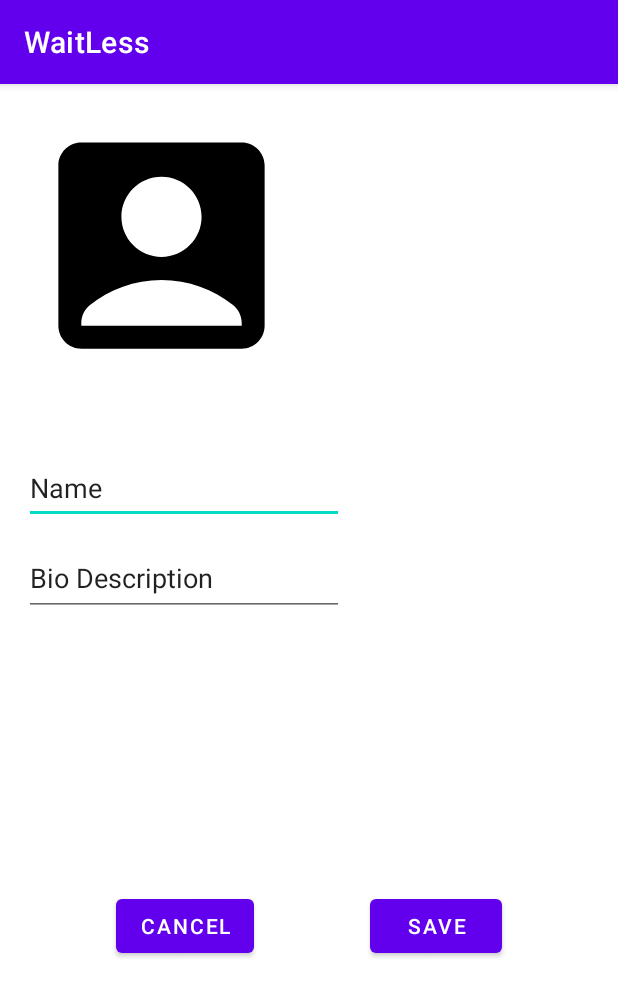
After one commit to shriyadh/WaitLess_MobileApp, an Android app: the EditProfile screen opened directly, with no data from a screen before it, on a phone screen of 412 x 824 dp. The commit adds this screen. Shown: the top 997 px of the screen. Run offline under Robolectric (Android 15) with nearby library versions, the phone set to English and light mode, and no system bars; our stand-ins replace Firebase (no records; nobody signed in at launch, a user with empty details on screens opened directly); pictures from the network do not load; 2 statements that could not run were skipped.

Commit message:
edit profile updates the database

```diff
--- a/app/src/main/java/edu/northeastern/myapplication/MainActivity.java
+++ b/app/src/main/java/edu/northeastern/myapplication/MainActivity.java
@@ -6,6 +6,7 @@ import android.content.Intent;
 import android.os.Bundle;
 import android.view.View;
 
+import edu.northeastern.myapplication.Profile.MainActivityProfile;
 import edu.northeastern.myapplication.discoverpage.Discover;
 
 public class MainActivity extends AppCompatActivity {
@@ -21,4 +22,9 @@ public class MainActivity extends AppCompatActivity {
         startActivity(intent);
     }
 
+    public void profile(View view) {
+        Intent intent = new Intent(this, MainActivityProfile.class);
+        startActivity(intent);
+    }
+
 }
--- /dev/null
+++ b/app/src/main/java/edu/northeastern/myapplication/Profile/EditProfile.java
@@ -0,0 +1,169 @@
+package edu.northeastern.myapplication.Profile;
+
+import androidx.annotation.NonNull;
+import androidx.appcompat.app.AppCompatActivity;
+import androidx.appcompat.content.res.AppCompatResources;
+
+import android.content.Intent;
+import android.os.Bundle;
+import android.util.Log;
+import android.view.View;
+import android.widget.Button;
+import android.widget.EditText;
+import android.widget.ImageButton;
+import android.widget.ImageView;
+import android.widget.TextView;
+import android.widget.Toast;
+
+import com.bumptech.glide.Glide;
+import com.bumptech.glide.load.resource.bitmap.CenterCrop;
+import com.bumptech.glide.load.resource.bitmap.RoundedCorners;
+import com.bumptech.glide.request.RequestOptions;
+import com.google.firebase.database.DataSnapshot;
+import com.google.firebase.database.DatabaseError;
+import com.google.firebase.database.DatabaseReference;
+import com.google.firebase.database.FirebaseDatabase;
+import com.google.firebase.database.ValueEventListener;
+import com.google.firebase.storage.FirebaseStorage;
+
+import java.util.Calendar;
+
+import edu.northeastern.myapplication.R;
+
+public class EditProfile extends AppCompatActivity {
+    private Profile currentProfile;
+    private ImageView profileIcon;
+    private Button saveButton, cancelButton;
+    private EditText editUserName, editBio;
+
+
+
+    @Override
+    protected void onCreate(Bundle savedInstanceState) {
+        super.onCreate(savedInstanceState);
+        setContentView(R.layout.activity_edit_profile);
+
+        editUserName = findViewById(R.id.editTextUserName);
+        editBio = findViewById(R.id.editTextBio);
+        saveButton = findViewById(R.id.save);
+        cancelButton = findViewById(R.id.cancel);
+        profileIcon = findViewById(R.id.editProfileIcon);
+        profileIcon.setImageDrawable(AppCompatResources.getDrawable(this, R.drawable.baseline_account_box_24));
+
+
+        loadProfile();
+//        System.out.println(currentProfile.getProfileId());
+    }
+
+    public void loadProfile() {
+        // TODO: change pid to unique profile id
+        String pid = "1";
+        new Thread(() -> {
+            DatabaseReference profileRef = FirebaseDatabase
+                    .getInstance()
+                    .getReference("profiles/" + pid); // TODO: Replace with user's profile id
+            profileRef.addValueEventListener(new ValueEventListener() {
+
+                @Override
+                public void onDataChange(@NonNull DataSnapshot snapshot) {
+                    currentProfile = snapshot.getValue(Profile.class);
+                    loadProfileImage();
+                    loadProfileTextData();
+                }
+
+                @Override
+                public void onCancelled(@NonNull DatabaseError error) {
+                    Log.w("Profile", "Failed to read value.", error.toException());
+                }
+            });
+        }).start();
+    }
+
+    public void loadProfileTextData() {
+        // Get text views
+//        TextView profileName = findViewById(R.id.textViewProfileName);
+//        TextView joinedYear = findViewById(R.id.textViewJoinedYear);
+//        TextView totalWeight = findViewById(R.id.textViewTotalWeight);
+//        TextView workoutCompleted = findViewById(R.id.textViewWorkoutCompleted);
+//        TextView profileBio = findViewById(R.id.textViewBioDesc);
+
+        // Set text
+        editUserName.setText(currentProfile.getProfileName());
+        editBio.setText(currentProfile.getProfileBio());
+    }
+
+    public void loadProfileImage() {
+        new Thread(() -> {
+            // Get profile icon from Firebase Storage and set it to the image view using Glide
+            FirebaseStorage
+                    .getInstance()
+                    .getReference("/profileIcons/")
+                    .child("TestImage.jpg")
+                    .getDownloadUrl()
+                    .addOnSuccessListener(uri -> Glide.with(this)
+                            .load(uri)
+                            .placeholder(R.drawable.baseline_account_box_24)
+                            .override(275, 275)
+                            .apply(new RequestOptions()
+                                    .transform(new CenterCrop(),
+                                            new RoundedCorners(50)))
+                            .into(profileIcon)).addOnFailureListener(e ->
+                            Log.w("Profile", "Failed to load profile image", e));
+        }).start();
+    }
+
+    public void saveUpdates(View view){
+        String newUsername = editUserName.getText().toString();
+        String newBio = editBio.getText().toString();
+
+        new Thread(()->{
+            // update profile info into database
+            FirebaseDatabase database = FirebaseDatabase.getInstance();
+            // TODO: change path to unique user id
+            DatabaseReference profileRef = database.getReference("profiles/1");
+            profileRef.child("profileName").setValue(newUsername);
+            profileRef.child("profileBio").setValue(newBio);
+        }).start();
+
+        Intent intent = new Intent(EditProfile.this, MainActivityProfile.class);
+        startActivity(intent);
+        finish();
+    }
+
+//    public void saveUpdate(View view){
+//        String newUsername = editUserName.getText().toString();
+//        String newBio = editBio.getText().toString();
+//        Toast.makeText(this, currentProfile.getProfileId(), Toast.LENGTH_SHORT).show();
+//        Toast.makeText(this, newUsername, Toast.LENGTH_SHORT).show();
+//        Toast.makeText(this, newBio, Toast.LENGTH_SHORT).show();
+//
+//
+//        new Thread(() -> {
+//            // update profile info in database
+//            FirebaseDatabase database = FirebaseDatabase.getInstance();
+//            DatabaseReference userRef = database.getReference("profiles/" + currentProfile.getProfileId());
+//            userRef.child("profileName").setValue(newUsername);
+//            userRef.child("profileBio").setValue(newBio);
+//        }).start();
+//    }
+
+    public void cancelUpdate(View view){
+        Intent intent = new Intent(EditProfile.this, MainActivityProfile.class);
+        startActivity(intent);
+        finish();
+    }
+}
+
+
+/**
+ *     // save updated data and pass it to previous activity which is profile activity
+ * //        Intent updated = new Intent();
+ * //        updated.putExtra("userName", newUsername);
+ * //        updated.putExtra("newBio", newBio);
+ * //        setResult(EditProfile.RESULT_OK, updated);
+ * //
+ * //        finish();
+ *         Intent intent = new Intent(EditProfile.this, MainActivityProfile.class);
+ *         startActivity(intent);
+ *         finish();
+ */
--- /dev/null
+++ b/app/src/main/res/layout/activity_edit_profile.xml
@@ -0,0 +1,84 @@
+<?xml version="1.0" encoding="utf-8"?>
+<androidx.constraintlayout.widget.ConstraintLayout xmlns:android="http://schemas.android.com/apk/res/android"
+    xmlns:app="http://schemas.android.com/apk/res-auto"
+    xmlns:tools="http://schemas.android.com/tools"
+    android:layout_width="match_parent"
+    android:layout_height="match_parent"
+    tools:context=".Profile.EditProfile">
+
+    <ImageView
+        android:id="@+id/editProfileIcon"
+        android:layout_width="wrap_content"
+        android:layout_height="wrap_content"
+        android:layout_marginStart="16dp"
+        android:layout_marginTop="16dp"
+        android:contentDescription="@string/profile_icon"
+        app:layout_constraintBottom_toBottomOf="parent"
+        app:layout_constraintEnd_toEndOf="parent"
+        app:layout_constraintHorizontal_bias="0.0"
+        app:layout_constraintStart_toStartOf="parent"
+        app:layout_constraintTop_toTopOf="parent"
+        app:layout_constraintVertical_bias="0.0"
+        tools:src="@tools:sample/avatars" />
+
+    <EditText
+        android:id="@+id/editTextUserName"
+        android:layout_width="wrap_content"
+        android:layout_height="wrap_content"
+        android:layout_marginStart="16dp"
+        android:layout_marginTop="16dp"
+        android:ems="10"
+        android:inputType="textPersonName"
+        android:minHeight="48dp"
+        android:text="@string/name"
+        app:layout_constraintBottom_toBottomOf="parent"
+        app:layout_constraintEnd_toEndOf="parent"
+        app:layout_constraintHorizontal_bias="0.0"
+        app:layout_constraintStart_toStartOf="parent"
+        app:layout_constraintTop_toBottomOf="@id/editProfileIcon"
+        app:layout_constraintVertical_bias="0.06"
+        android:autofillHints="" />
+
+    <EditText
+        android:id="@+id/editTextBio"
+        android:layout_width="wrap_content"
+        android:layout_height="wrap_content"
+        android:layout_marginStart="16dp"
+        android:layout_marginTop="-350dp"
+        android:ems="10"
+        android:gravity="start|top"
+        android:inputType="textMultiLine"
+        android:minHeight="48dp"
+        android:text="@string/bio_description"
+        app:layout_constraintBottom_toBottomOf="parent"
+        app:layout_constraintEnd_toEndOf="parent"
+        app:layout_constraintHorizontal_bias="0.0"
+        app:layout_constraintStart_toStartOf="parent"
+        app:layout_constraintTop_toBottomOf="@id/editTextUserName"
+        app:layout_constraintVertical_bias="0.468"
+        android:autofillHints="" />
+
+    <Button
+        android:id="@+id/save"
+        android:layout_width="wrap_content"
+        android:layout_height="wrap_content"
+
+        android:onClick="saveUpdates"
+        android:text="@string/save"
+        app:layout_constraintBottom_toBottomOf="parent"
+        app:layout_constraintEnd_toEndOf="parent"
+        app:layout_constraintStart_toEndOf="@+id/cancel"
+        app:layout_constraintTop_toBottomOf="@+id/editTextBio" />
+
+    <Button
+        android:id="@+id/cancel"
+        android:layout_width="wrap_content"
+        android:layout_height="wrap_content"
+        android:onClick="cancelUpdate"
+        android:text="@string/cancel"
+        app:layout_constraintBottom_toBottomOf="parent"
+        app:layout_constraintEnd_toStartOf="@+id/save"
+        app:layout_constraintStart_toStartOf="parent"
+        app:layout_constraintTop_toBottomOf="@+id/editTextBio" />
+
+</androidx.constraintlayout.widget.ConstraintLayout>
--- a/app/src/main/res/layout/activity_main_profile.xml
+++ b/app/src/main/res/layout/activity_main_profile.xml
@@ -256,6 +256,7 @@
         android:layout_marginTop="8dp"
         android:layout_marginEnd="8dp"
         android:contentDescription="@string/profile_settings"
+        android:onClick="onClick"
         android:src="@drawable/baseline_settings_24"
         app:layout_constraintBottom_toBottomOf="parent"
         app:layout_constraintEnd_toEndOf="parent"
--- a/app/src/main/res/values/strings.xml
+++ b/app/src/main/res/values/strings.xml
@@ -26,4 +26,7 @@
     <string name="legpress">Legpress</string>
     <string name="calf">Calf</string>
     <string name="year">Year</string>
+    <string name="save">Save</string>
+    <string name="cancel">Cancel</string>
+    <string name="name">Name</string>
 </resources>
```
Also changed, not shown: app/src/main/AndroidManifest.xml (+8 -0 lines), app/src/main/java/edu/northeastern/myapplication/Profile/MainActivityProfile.java (+6 -2 lines), app/src/main/res/layout/activity_main.xml (+9 -0 lines), 1 other file.
